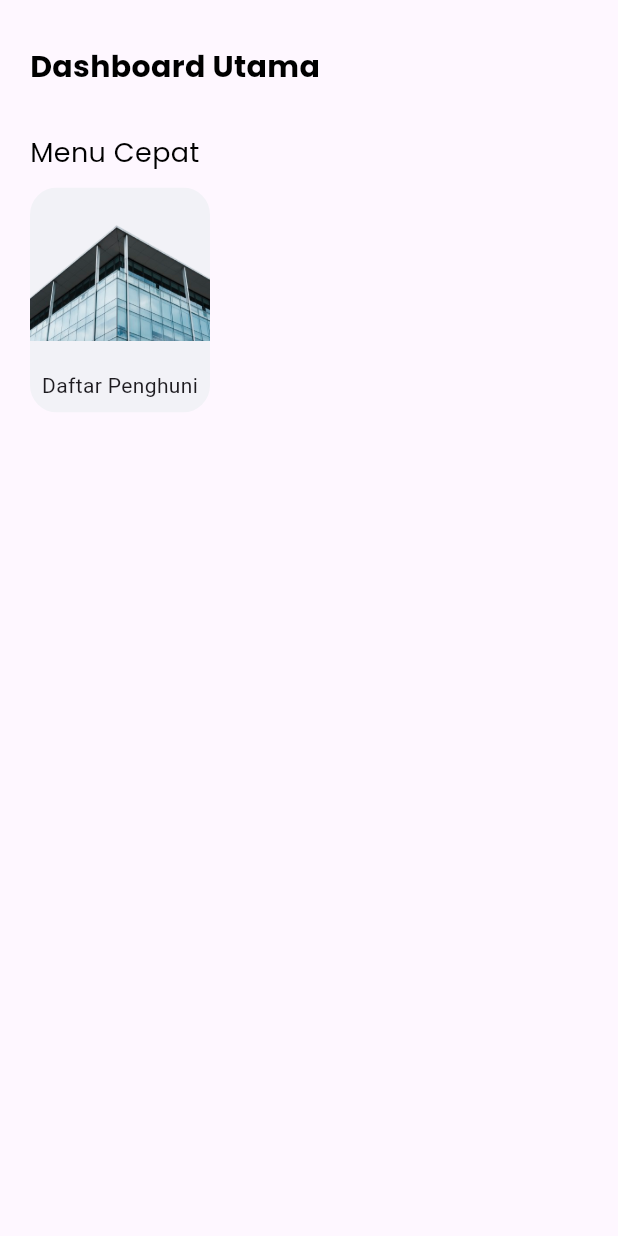
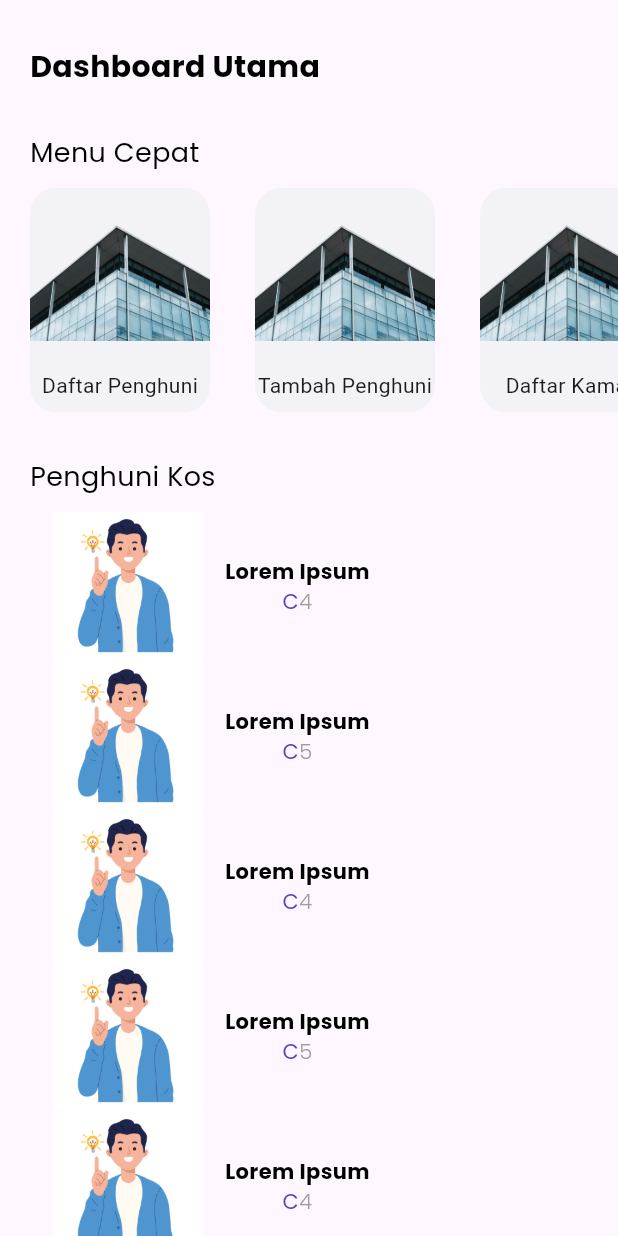
Before and after one commit to alvianfazlur/houseapp, a Flutter app: the HomeScreen screen opened by its route, on a phone screen of 412 x 824 dp. Run offline on Flutter 3.47's test engine with Material 3 defaults, Android fonts, the phone set to English and light mode, and no system bars; our stand-ins replace get, google_fonts.

Commit message:
home page

```diff
--- /dev/null
+++ b/lib/data/user_data.dart
@@ -0,0 +1,19 @@
+class UserData {
+  int id;
+  String name;
+  String number;
+  String type;
+
+  UserData({required this.id, required this.name, required  this.number, required this.type});
+
+  static final List<UserData> userList = [
+    UserData(id: 1, name: "Lorem Ipsum", type: "C", number: '4'),
+    UserData(id: 2, name: "Lorem Ipsum", type: "C", number: '5'),
+    UserData(id: 1, name: "Lorem Ipsum", type: "C", number: '4'),
+    UserData(id: 2, name: "Lorem Ipsum", type: "C", number: '5'),
+    UserData(id: 1, name: "Lorem Ipsum", type: "C", number: '4'),
+    UserData(id: 2, name: "Lorem Ipsum", type: "C", number: '5'),
+    UserData(id: 1, name: "Lorem Ipsum", type: "C", number: '4'),
+    UserData(id: 2, name: "Lorem Ipsum", type: "C", number: '5'),
+  ];
+}
--- a/lib/home/favorite_card.dart
+++ b/lib/home/favorite_card.dart
@@ -38,6 +38,62 @@ class FavoriteCard extends StatelessWidget {
           ),
         ),
         SizedBox(width: 30),
+        ClipRRect(
+          borderRadius: BorderRadius.circular(18),
+          child: InkWell(
+            onTap: () {
+
+            },
+            child: Container(
+              height: 150,
+              width: 120,
+              color: CupertinoColors.systemGrey6,
+              child: Column(
+                children: [
+                  Image.asset(
+                    "assets/images/gedung.png",
+                    width: 120,
+                    height: 102,
+                    fit: BoxFit.cover,
+                  ),
+                  const SizedBox(
+                    height: 20,
+                  ),
+                  Text("Tambah Penghuni"),
+                ],
+              ),
+            ),
+          ),
+        ),
+        SizedBox(width: 30),
+        ClipRRect(
+          borderRadius: BorderRadius.circular(18),
+          child: InkWell(
+            onTap: () {
+
+            },
+            child: Container(
+              height: 150,
+              width: 120,
+              color: CupertinoColors.systemGrey6,
+              child: Column(
+                children: [
+                  Image.asset(
+                    "assets/images/gedung.png",
+                    width: 120,
+                    height: 102,
+                    fit: BoxFit.cover,
+                  ),
+                  const SizedBox(
+                    height: 20,
+                  ),
+                  Text("Daftar Kamar"),
+                ],
+              ),
+            ),
+          ),
+        ),
+        SizedBox(width: 30),
       ],
     );
   }
--- a/lib/home/home_screen.dart
+++ b/lib/home/home_screen.dart
@@ -1,8 +1,11 @@
 import 'package:flutter/material.dart';
+import 'package:get/get.dart';
 import 'package:houseapp/home/favorite_card.dart';
+import 'package:houseapp/home/home_screen_controller.dart';
+import 'package:houseapp/home/user_section/user_list.dart';
 import 'package:houseapp/theme.dart';
 
-class HomeScreen extends StatelessWidget {
+class HomeScreen extends GetView<HomeScreenController> {
   const HomeScreen({Key? key}) : super(key: key);
   static const routeName = '/home';
 
@@ -12,7 +15,8 @@ class HomeScreen extends StatelessWidget {
       body: SafeArea(
         child: Padding(
           padding: const EdgeInsets.only(top: 30, left: 20),
-        child: ListView(
+          child: Column(
+            crossAxisAlignment: CrossAxisAlignment.start,
             children: [
               Text(
                 "Dashboard Utama",
@@ -32,10 +36,31 @@ class HomeScreen extends StatelessWidget {
               ),
               Container(
                 height: 150,
-                child: FavoriteCard()
-            )],
+                child: FavoriteCard(),
               ),
-      )),
+              SizedBox(
+                height: 30,
+              ),
+              Text(
+                "Penghuni Kos",
+                style: regularTextStyle.copyWith(
+                    fontSize: 18, fontWeight: FontWeight.w400),
+              ),
+              SizedBox(
+                height: 10,
+              ),
+              Expanded(
+                child: SingleChildScrollView(
+                  child: Container(
+                    height: MediaQuery.of(context).size.height - 260,
+                    child: UserList(),
+                  ),
+                ),
+              ),
+            ],
+          ),
+        ),
+      ),
     );
   }
 }
--- /dev/null
+++ b/lib/home/home_screen_binding.dart
@@ -0,0 +1,10 @@
+import 'package:get/get.dart';
+
+import 'home_screen_controller.dart';
+
+class HomeScreenBinding extends Bindings {
+  @override
+  void dependencies() {
+    Get.lazyPut(() => HomeScreenController());
+  }
+}
--- /dev/null
+++ b/lib/home/home_screen_controller.dart
@@ -0,0 +1,14 @@
+import 'package:get/get.dart';
+import 'package:get/get_state_manager/src/simple/get_controllers.dart';
+import '../data/user_data.dart';
+
+class HomeScreenController extends GetxController{
+
+  List<UserData> displayUser = [];
+
+  @override
+  void onInit() {
+    displayUser = UserData.userList;
+    super.onInit();
+  }
+}
--- /dev/null
+++ b/lib/home/user_section/user_card.dart
@@ -0,0 +1,44 @@
+import 'package:flutter/material.dart';
+import 'package:houseapp/data/user_data.dart';
+
+import '../../theme.dart';
+
+class UserCard extends StatelessWidget {
+  const UserCard({
+    super.key,
+    required this.user,
+    required this.index,
+  });
+
+  final UserData user;
+  final int index;
+  @override
+  Widget build(BuildContext context) {
+    return ClipRRect(
+      borderRadius: BorderRadius.circular(20),
+      child: Row(
+        children: [
+          Container(
+            width: 130,
+            height: 100,
+            child: Image.asset("assets/images/person.jpg"),
+          ),
+          Column(
+            children: [
+              Text(
+                user.name,
+                style: regularTextStyle.copyWith(fontWeight: FontWeight.bold),
+              ),
+              Row(
+                children: [
+                  Text(user.type, style: purpleTextStyle),
+                  Text(user.number, style: greyTextStyle),
+                ],
+              )
+            ],
+          )
+        ],
+      ),
+    );;
+  }
+}
--- /dev/null
+++ b/lib/home/user_section/user_list.dart
@@ -0,0 +1,24 @@
+import 'package:flutter/material.dart';
+import 'package:get/get.dart';
+import 'package:houseapp/home/home_screen_controller.dart';
+import 'package:houseapp/home/user_section/user_card.dart';
+import 'package:houseapp/theme.dart';
+
+class UserList extends GetView<HomeScreenController> {
+  const UserList({Key? key}) : super(key: key);
+
+  @override
+  Widget build(BuildContext context) {
+    return ListView.builder(
+      scrollDirection: Axis.vertical,
+      itemCount: controller.displayUser.length,
+      itemBuilder: (context,index) {
+        var user = controller.displayUser[index];
+        return  UserCard(
+          user : user,
+          index : index
+        );
+      },
+    );
+  }
+}
--- a/lib/pages/app_pages.dart
+++ b/lib/pages/app_pages.dart
@@ -2,6 +2,7 @@ import 'package:flutter/animation.dart';
 import 'package:get/get_navigation/src/routes/get_route.dart';
 import 'package:get/get_navigation/src/routes/transitions_type.dart';
 import 'package:houseapp/home/home_screen.dart';
+import 'package:houseapp/home/home_screen_binding.dart';
 import 'package:houseapp/splash/splash_screen.dart';
 
 import '../detail/user.dart';
@@ -17,6 +18,7 @@ var appPages = [
   GetPage(
     name: HomeScreen.routeName,
     page: () => const HomeScreen(),
+    binding: HomeScreenBinding(),
     transition: Transition.cupertino,
     curve: Curves.easeInOut,
     transitionDuration: const Duration(milliseconds: 250),
--- a/lib/theme.dart
+++ b/lib/theme.dart
@@ -15,6 +15,9 @@ TextStyle greyTextStyle = GoogleFonts.poppins(
   fontWeight: FontWeight.w300,
   color: greyColor
 );
+TextStyle purpleTextStyle = GoogleFonts.poppins(
+  color: purpleColor
+);
 TextStyle whiteTextStyle = GoogleFonts.poppins(
   color: Colors.white
 );
```
Also changed, not shown: assets/images/person.jpg (added). Lines whose indentation alone changed are shown as unchanged.
